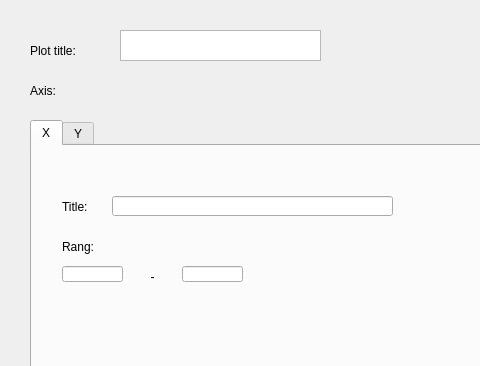
This is icurve_v2.0/icurve/resource/plot.ui in Sunfe/icurve as Qt 5 draws it before an edit; both pictures show x 0 to 480 and y 0 to 366 of the 590 by 498 pixel window. The edited form follows.
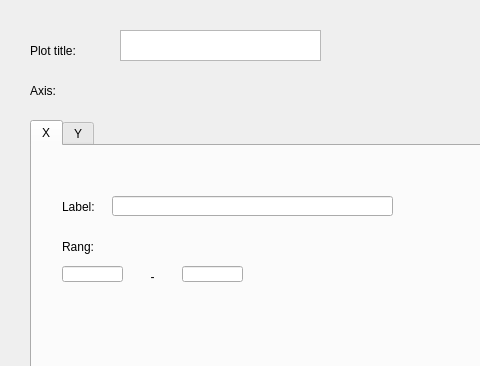
This is the edited form.

```diff
--- a/icurve_v2.0/icurve/resource/plot.ui
+++ b/icurve_v2.0/icurve/resource/plot.ui
@@ -62,7 +62,7 @@
       </rect>
      </property>
      <property name="text">
-      <string>Title:</string>
+      <string>Label:</string>
      </property>
     </widget>
     <widget class="QLineEdit" name="lineEdit">
```
